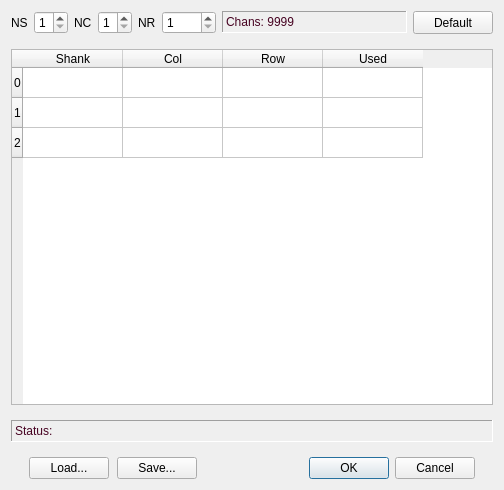
Old version of the form Forms/ShankMapping.ui in the repository billkarsh/SpikeGLX.
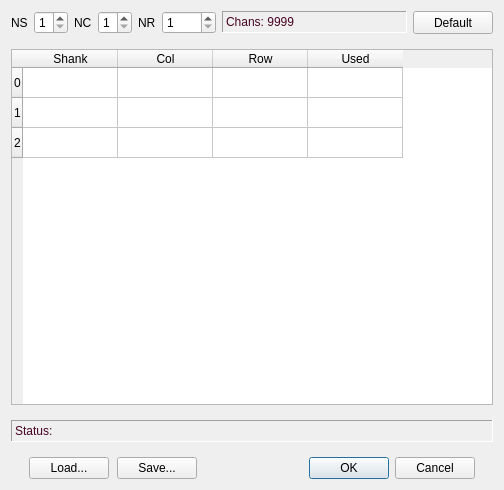
New version of the form.

```diff
--- a/Forms/ShankMapping.ui
+++ b/Forms/ShankMapping.ui
@@ -225,6 +225,9 @@
      <property name="horizontalScrollBarPolicy">
       <enum>Qt::ScrollBarAlwaysOff</enum>
      </property>
+     <attribute name="horizontalHeaderDefaultSectionSize">
+      <number>95</number>
+     </attribute>
      <row>
       <property name="text">
        <string>0</string>
```
